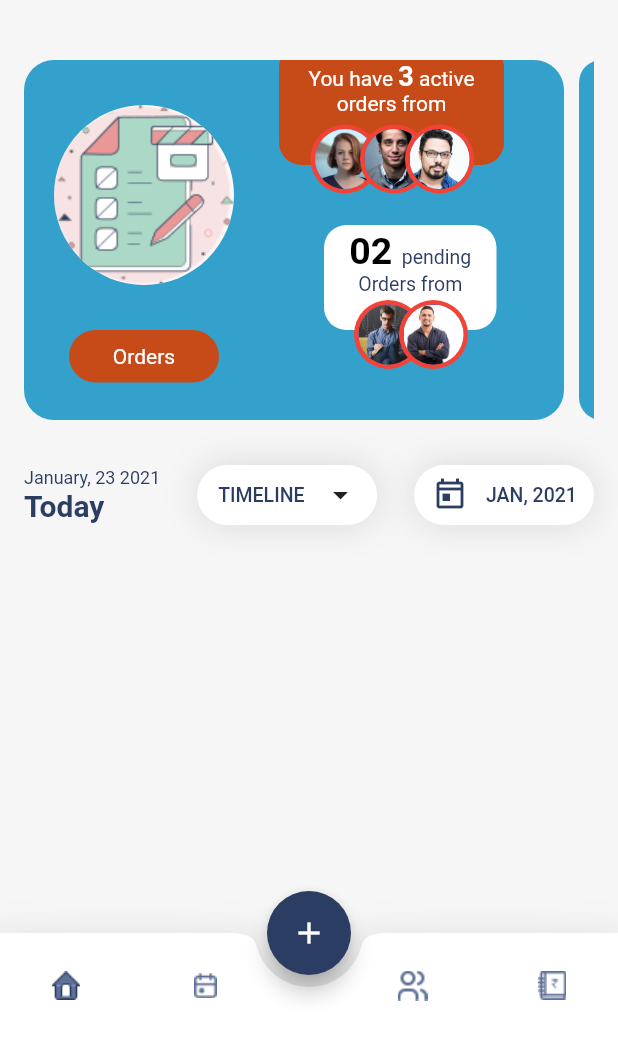
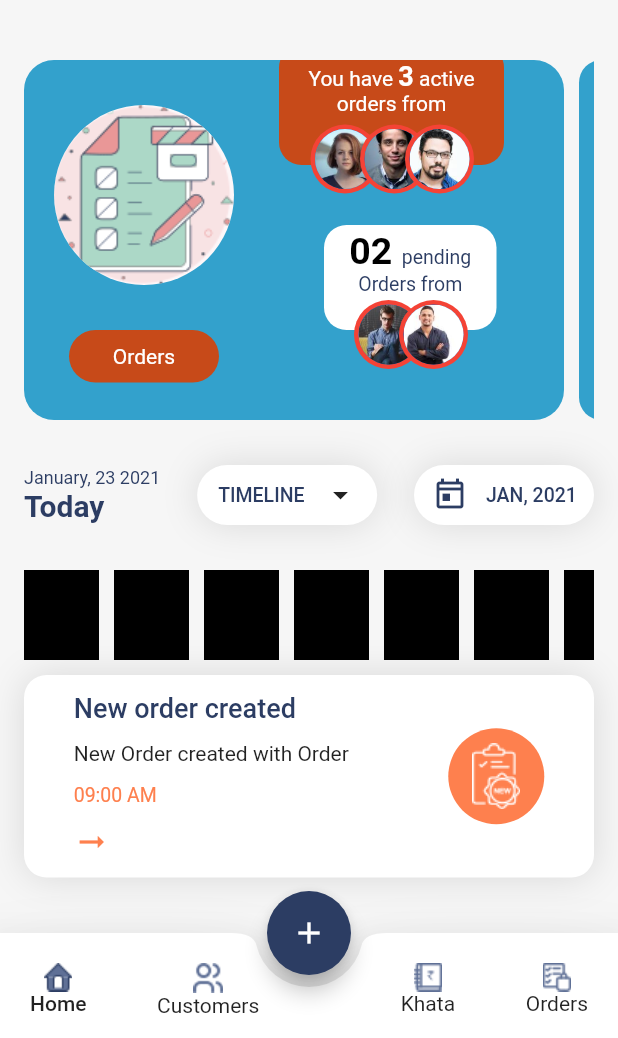
Before and after one commit to habeeb321/Mypcot-UI, a Flutter app: the screen it shows after launch, on a phone screen of 412 x 824 dp, the part 198-1236 px from its top. Run offline on Flutter 3.47's test engine with Material 2 defaults, Android fonts, the phone set to English and light mode, and no system bars; our stand-ins replace get.

Commit message:
new order container created

```diff
--- a/lib/constants/const.dart
+++ b/lib/constants/const.dart
@@ -16,6 +16,12 @@ const kHeight30 = SizedBox(height: 30);
 const kWidth10 = SizedBox(width: 10);
 const kWidth20 = SizedBox(width: 20);
 
+//Bottom nav icons
+const home = 'assets/images/Group 910.png';
+const customers = 'assets/images/Group 912.png';
+const khata = 'assets/images/Group 913.png';
+const orders = 'assets/images/Group 914.png';
+
 //Padding
 const kMainPadding = EdgeInsets.all(16.0);
 
@@ -32,3 +38,4 @@ const subtitle = TextStyle(
     fontWeight: FontWeight.w300);
 const normalText = TextStyle(color: kWhiteColor, fontFamily: 'Roboto');
 const normalTextBlack = TextStyle(color: kBlackColor, fontFamily: 'Roboto');
+const bottomStyle = TextStyle(fontWeight: FontWeight.w400);
--- a/lib/view/bottom_nav/bottom_nav.dart
+++ b/lib/view/bottom_nav/bottom_nav.dart
@@ -45,30 +45,100 @@ class BottomNav extends StatelessWidget {
               child: Row(
                 mainAxisAlignment: MainAxisAlignment.spaceBetween,
                 children: [
-                  IconButton(
-                    icon: Image.asset('assets/images/Group 910.png'),
-                    onPressed: () {
+                  Padding(
+                    padding: const EdgeInsets.only(top: 10),
+                    child: Column(
+                      children: [
+                        kHeight10,
+                        InkWell(
+                          onTap: () {
                             bottomNavController.setBottomBarIndex(0);
                           },
+                          child: Container(
+                            decoration: const BoxDecoration(
+                              color: Colors.transparent,
                             ),
-                  IconButton(
-                    icon: Image.asset('assets/images/Group 911.png'),
-                    onPressed: () {
+                            child: const Image(
+                              image: AssetImage(home),
+                            ),
+                          ),
+                        ),
+                        const Text(
+                          'Home',
+                          style: TextStyle(fontWeight: FontWeight.w500),
+                        ),
+                      ],
+                    ),
+                  ),
+                  Padding(
+                    padding: const EdgeInsets.only(top: 10),
+                    child: Column(
+                      children: [
+                        kHeight10,
+                        InkWell(
+                          onTap: () {
                             bottomNavController.setBottomBarIndex(1);
                           },
+                          child: Container(
+                            decoration: const BoxDecoration(
+                              color: Colors.transparent,
+                            ),
+                            child: const Image(
+                              image: AssetImage(customers),
+                            ),
+                          ),
+                        ),
+                        const Text(
+                          'Customers',
+                          style: bottomStyle,
+                        ),
+                      ],
+                    ),
                   ),
                   const SizedBox.shrink(),
-                  IconButton(
-                    icon: Image.asset('assets/images/Group 912.png'),
-                    onPressed: () {
+                  Padding(
+                    padding: const EdgeInsets.only(top: 10),
+                    child: Column(
+                      children: [
+                        kHeight10,
+                        InkWell(
+                          onTap: () {
                             bottomNavController.setBottomBarIndex(2);
                           },
+                          child: Container(
+                            decoration: const BoxDecoration(
+                              color: Colors.transparent,
                             ),
-                  IconButton(
-                    icon: Image.asset('assets/images/Group 913.png'),
-                    onPressed: () {
+                            child: const Image(
+                              image: AssetImage(khata),
+                            ),
+                          ),
+                        ),
+                        const Text('Khata', style: bottomStyle),
+                      ],
+                    ),
+                  ),
+                  Padding(
+                    padding: const EdgeInsets.only(top: 10),
+                    child: Column(
+                      children: [
+                        kHeight10,
+                        InkWell(
+                          onTap: () {
                             bottomNavController.setBottomBarIndex(3);
                           },
+                          child: Container(
+                            decoration: const BoxDecoration(
+                              color: Colors.transparent,
+                            ),
+                            child: const Image(
+                              image: AssetImage(orders),
+                            ),
+                          ),
+                        ),
+                        const Text('Orders', style: bottomStyle),
+                      ],
+                    ),
                   ),
                 ],
               ),
--- a/lib/view/home_screen/view/home_screen.dart
+++ b/lib/view/home_screen/view/home_screen.dart
@@ -1,6 +1,8 @@
 import 'package:flutter/material.dart';
 import 'package:mypcot_assignment/constants/const.dart';
+import 'package:mypcot_assignment/view/home_screen/widgets/calendar_list_view.dart';
 import 'package:mypcot_assignment/view/home_screen/widgets/first_stack_container.dart';
+import 'package:mypcot_assignment/view/home_screen/widgets/new_order_container.dart';
 import 'package:mypcot_assignment/view/home_screen/widgets/today_row.dart';
 import 'package:mypcot_assignment/view/home_screen/widgets/welcome_title_ui.dart';
 
@@ -38,14 +40,21 @@ class HomeScreen extends StatelessWidget {
       body: Padding(
         padding: kMainPadding,
         child: SafeArea(
-          child: ListView(
+          child: SingleChildScrollView(
+            physics: const ScrollPhysics(),
+            child: Column(
               children: const [
                 WelcomeTitle(),
                 kHeight40,
                 FirstStackContainer(),
                 kHeight30,
                 TodayRow(),
+                kHeight30,
+                CalendarListView(),
+                kHeight10,
+                NewOrderContainer(),
               ],
+            ),
           ),
         ),
       ),
--- /dev/null
+++ b/lib/view/home_screen/widgets/calendar_list_view.dart
@@ -0,0 +1,34 @@
+import 'package:flutter/material.dart';
+import 'package:mypcot_assignment/constants/const.dart';
+
+class CalendarListView extends StatelessWidget {
+  const CalendarListView({
+    Key? key,
+  }) : super(key: key);
+
+  @override
+  Widget build(BuildContext context) {
+    return SizedBox(
+      height: 60,
+      width: double.infinity,
+      child: ListView.separated(
+        physics: const ScrollPhysics(),
+        scrollDirection: Axis.horizontal,
+        shrinkWrap: true,
+        itemBuilder: (context, index) {
+          return Container(
+            height: 50,
+            width: 50,
+            decoration: const BoxDecoration(
+              color: kBlackColor,
+            ),
+          );
+        },
+        itemCount: 10,
+        separatorBuilder: (BuildContext context, int index) {
+          return kWidth10;
+        },
+      ),
+    );
+  }
+}
--- a/lib/view/home_screen/widgets/first_stack_container.dart
+++ b/lib/view/home_screen/widgets/first_stack_container.dart
@@ -193,6 +193,7 @@ class FirstStackContainer extends StatelessWidget {
                   ),
                 ),
               ),
+
             ],
           ),
           Container(
--- /dev/null
+++ b/lib/view/home_screen/widgets/new_order_container.dart
@@ -0,0 +1,54 @@
+import 'package:flutter/material.dart';
+import 'package:mypcot_assignment/constants/const.dart';
+
+class NewOrderContainer extends StatelessWidget {
+  const NewOrderContainer({
+    Key? key,
+  }) : super(key: key);
+
+  @override
+  Widget build(BuildContext context) {
+    return Container(
+      height: 135,
+      width: double.infinity,
+      decoration: BoxDecoration(
+        color: kWhiteColor,
+        borderRadius: BorderRadius.circular(15),
+        boxShadow: const [
+          BoxShadow(
+            color: Colors.black12,
+            blurRadius: 20.0,
+          ),
+        ],
+      ),
+      child: Row(
+        mainAxisAlignment: MainAxisAlignment.spaceAround,
+        children: [
+          Column(
+            crossAxisAlignment: CrossAxisAlignment.start,
+            mainAxisAlignment: MainAxisAlignment.spaceEvenly,
+            children: const [
+              Text('New order created', style: title),
+              Text('New Order created with Order'),
+              Text(
+                '09:00 AM',
+                style: TextStyle(fontSize: 13, color: Color(0xffFE804E)),
+              ),
+              Icon(
+                Icons.arrow_right_alt,
+                color: Color(0xffFE804E),
+              ),
+            ],
+          ),
+          const CircleAvatar(
+            radius: 32,
+            backgroundColor: Color(0xffFE804E),
+            child: Image(
+              image: AssetImage('assets/images/Group 900.png'),
+            ),
+          ),
+        ],
+      ),
+    );
+  }
+}
--- a/lib/view/home_screen/widgets/welcome_title_ui.dart
+++ b/lib/view/home_screen/widgets/welcome_title_ui.dart
@@ -27,6 +27,7 @@ class WelcomeTitle extends StatelessWidget {
           radius: 30,
           backgroundImage: AssetImage('assets/images/Group 922.png'),
         ),
+
       ],
     );
   }
```
Lines whose indentation alone changed are shown as unchanged.
